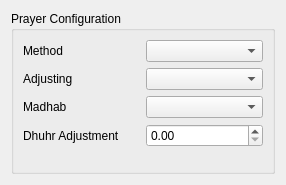
Before: the Qt Designer form alquds/gui/prayertimeseditor.ui in ghannami/alQuds, drawn with Qt 5.
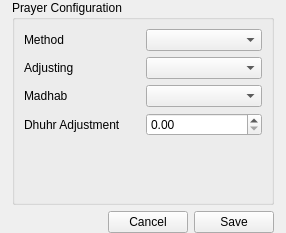
After: the same form once the commit is applied.

```diff
--- a/alquds/gui/prayertimeseditor.ui
+++ b/alquds/gui/prayertimeseditor.ui
@@ -7,13 +7,25 @@
     <x>0</x>
     <y>0</y>
     <width>286</width>
-    <height>185</height>
+    <height>233</height>
    </rect>
   </property>
   <property name="windowTitle">
    <string>Prayer Settings</string>
   </property>
-  <layout class="QHBoxLayout" name="horizontalLayout">
+  <layout class="QVBoxLayout" name="verticalLayout">
+   <property name="leftMargin">
+    <number>12</number>
+   </property>
+   <property name="topMargin">
+    <number>0</number>
+   </property>
+   <property name="rightMargin">
+    <number>12</number>
+   </property>
+   <property name="bottomMargin">
+    <number>0</number>
+   </property>
    <item>
     <widget class="QGroupBox" name="advancedBox">
      <property name="title">
@@ -85,6 +97,37 @@
      <zorder>dhurMinutesEdit</zorder>
     </widget>
    </item>
+   <item>
+    <layout class="QHBoxLayout" name="horizontalLayout_6">
+     <item>
+      <spacer name="horizontalSpacer">
+       <property name="orientation">
+        <enum>Qt::Horizontal</enum>
+       </property>
+       <property name="sizeHint" stdset="0">
+        <size>
+         <width>40</width>
+         <height>20</height>
+        </size>
+       </property>
+      </spacer>
+     </item>
+     <item>
+      <widget class="QPushButton" name="cancelButton">
+       <property name="text">
+        <string>Cancel</string>
+       </property>
+      </widget>
+     </item>
+     <item>
+      <widget class="QPushButton" name="saveButton">
+       <property name="text">
+        <string>Save</string>
+       </property>
+      </widget>
+     </item>
+    </layout>
+   </item>
   </layout>
  </widget>
  <resources/>
```
